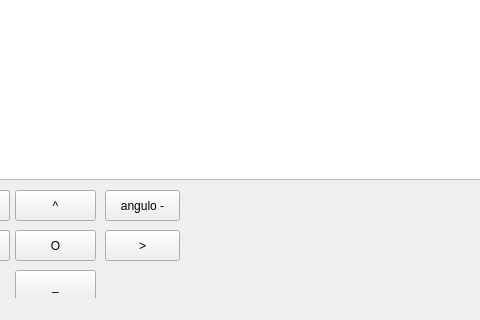
First picture: the form in solucionParcial/mainwindow.ui, repository Julian-guillermo-zapata-rugeles/parcial-3, before the edit; both pictures show x 115 to 595 and y 380 to 700 of the 1300 by 700 pixel window.
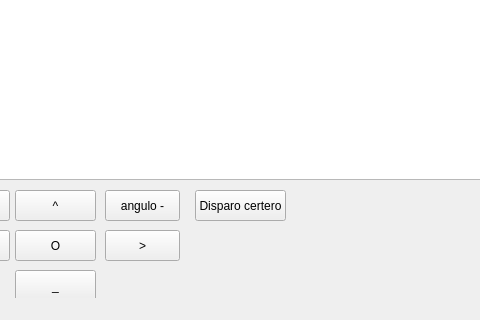
Second picture: the form after the edit.

Commit message: se implementó en el proyectil el método que permitirá disparar proyectiles en trayectorias correctas , con esta implementanción y la posición del cañón defensivo se puede generar efectivamente un disparo que coincida con una trayectoria para impactar el defensivo

Diff of the .ui file:
```diff
--- a/solucionParcial/mainwindow.ui
+++ b/solucionParcial/mainwindow.ui
@@ -193,6 +193,19 @@
      <string/>
     </property>
    </widget>
+   <widget class="QPushButton" name="btn_fuego_3">
+    <property name="geometry">
+     <rect>
+      <x>310</x>
+      <y>570</y>
+      <width>91</width>
+      <height>31</height>
+     </rect>
+    </property>
+    <property name="text">
+     <string>Disparo certero</string>
+    </property>
+   </widget>
   </widget>
   <widget class="QMenuBar" name="menubar">
    <property name="geometry">
```
The commit also changes 7 other files.
